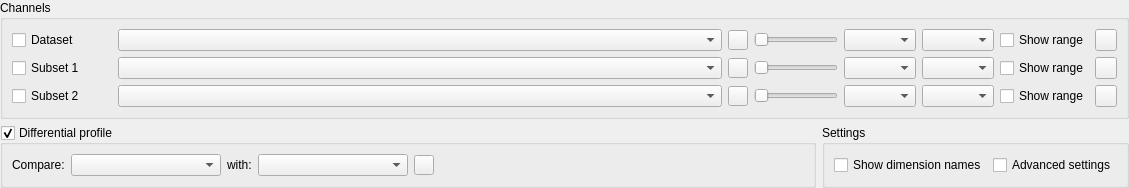
Qt form src/SettingsWidget.ui (ManiVaultStudio/DimensionsViewerPlugin) before a commit.
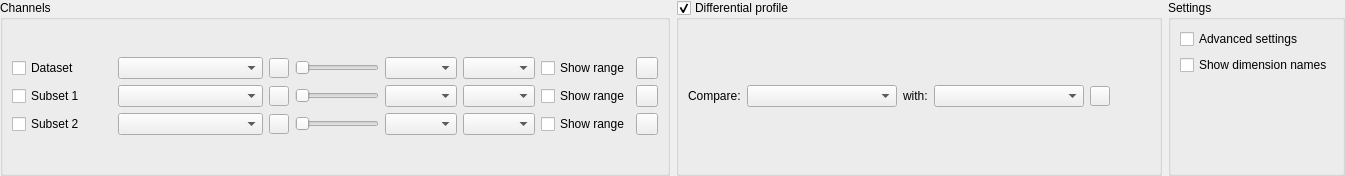
The same form after that commit. Custom widgets are drawn as their Qt base class.

Commit message: Hide unstable differential profile feature

```diff
--- a/src/SettingsWidget.ui
+++ b/src/SettingsWidget.ui
@@ -6,7 +6,7 @@
    <rect>
     <x>0</x>
     <y>0</y>
-    <width>1129</width>
+    <width>1345</width>
     <height>176</height>
    </rect>
   </property>
@@ -19,7 +19,7 @@
   <property name="windowTitle">
    <string>Form</string>
   </property>
-  <layout class="QVBoxLayout" name="verticalLayout_3">
+  <layout class="QHBoxLayout" name="horizontalLayout">
    <property name="leftMargin">
     <number>0</number>
    </property>
@@ -506,14 +506,7 @@
        <property name="title">
         <string>Settings</string>
        </property>
-       <layout class="QHBoxLayout" name="horizontalLayout_3">
-        <item>
-         <widget class="QCheckBox" name="showDimensionNamesCheckBox">
-          <property name="text">
-           <string>Show dimension names</string>
-          </property>
-         </widget>
-        </item>
+       <layout class="QVBoxLayout" name="verticalLayout_3">
         <item>
          <widget class="QCheckBox" name="advancedSettingsCheckBox">
           <property name="text">
@@ -521,6 +514,26 @@
           </property>
          </widget>
         </item>
+        <item>
+         <widget class="QCheckBox" name="showDimensionNamesCheckBox">
+          <property name="text">
+           <string>Show dimension names</string>
+          </property>
+         </widget>
+        </item>
+        <item>
+         <spacer name="verticalSpacer">
+          <property name="orientation">
+           <enum>Qt::Vertical</enum>
+          </property>
+          <property name="sizeHint" stdset="0">
+           <size>
+            <width>20</width>
+            <height>40</height>
+           </size>
+          </property>
+         </spacer>
+        </item>
        </layout>
       </widget>
      </item>
```
The commit also changes 1 other file.
